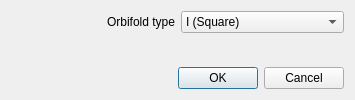
Old version of the form Polyhedron/demo/Polyhedron/Plugins/Surface_mesh/OTE_dialog.ui in the repository CGAL/cgal.
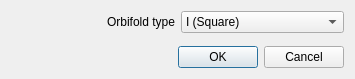
New version of the form.

```diff
--- a/Polyhedron/demo/Polyhedron/Plugins/Surface_mesh/OTE_dialog.ui
+++ b/Polyhedron/demo/Polyhedron/Plugins/Surface_mesh/OTE_dialog.ui
@@ -7,7 +7,7 @@
     <x>0</x>
     <y>0</y>
     <width>355</width>
-    <height>100</height>
+    <height>79</height>
    </rect>
   </property>
   <property name="cursor">
@@ -74,19 +74,6 @@
      </property>
     </spacer>
    </item>
-   <item>
-    <spacer name="verticalSpacer">
-     <property name="orientation">
-      <enum>Qt::Vertical</enum>
-     </property>
-     <property name="sizeHint" stdset="0">
-      <size>
-       <width>20</width>
-       <height>40</height>
-      </size>
-     </property>
-    </spacer>
-   </item>
    <item>
     <widget class="QDialogButtonBox" name="buttonBox">
      <property name="orientation">
```
